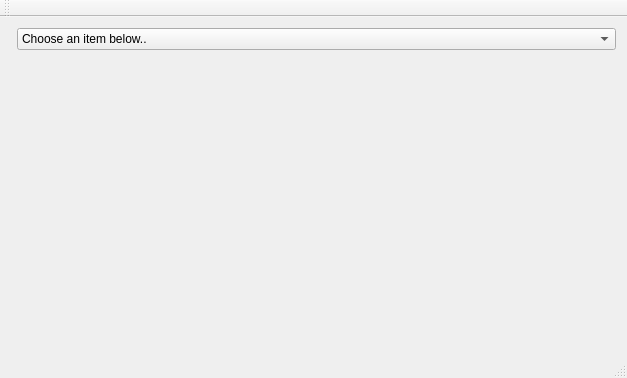
Old version of the form SkilThrju-rett/mainwindow.ui in the repository karigeir/Skil3.
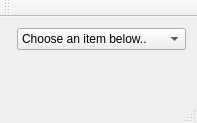
New version of the form.

What changed in the file:
```diff
--- a/SkilThrju-rett/mainwindow.ui
+++ b/SkilThrju-rett/mainwindow.ui
@@ -6,8 +6,8 @@
    <rect>
     <x>0</x>
     <y>0</y>
-    <width>627</width>
-    <height>378</height>
+    <width>197</width>
+    <height>123</height>
    </rect>
   </property>
   <property name="mouseTracking">
```
Left out of the diff: 4 changed lines with no effect on the pictures.
